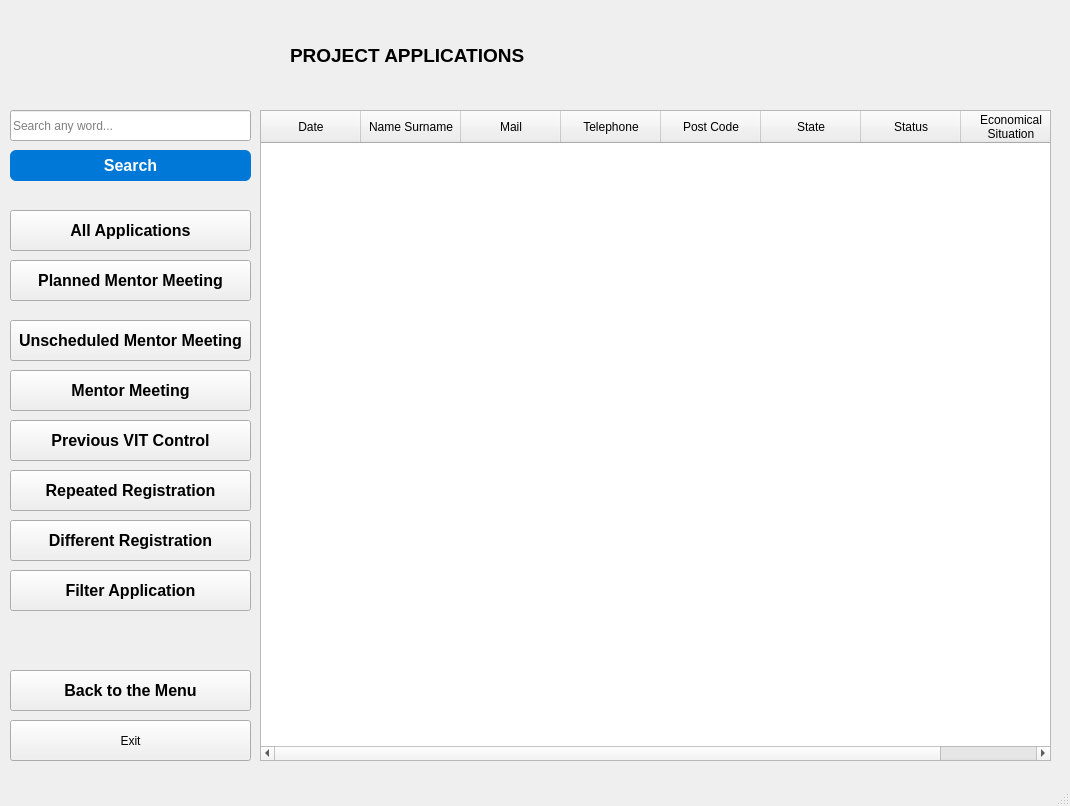
The window that Week_4/yunus/applications.ui (yunusdonmez-dev/VIT_projects) describes before a commit, drawn with Qt 5.
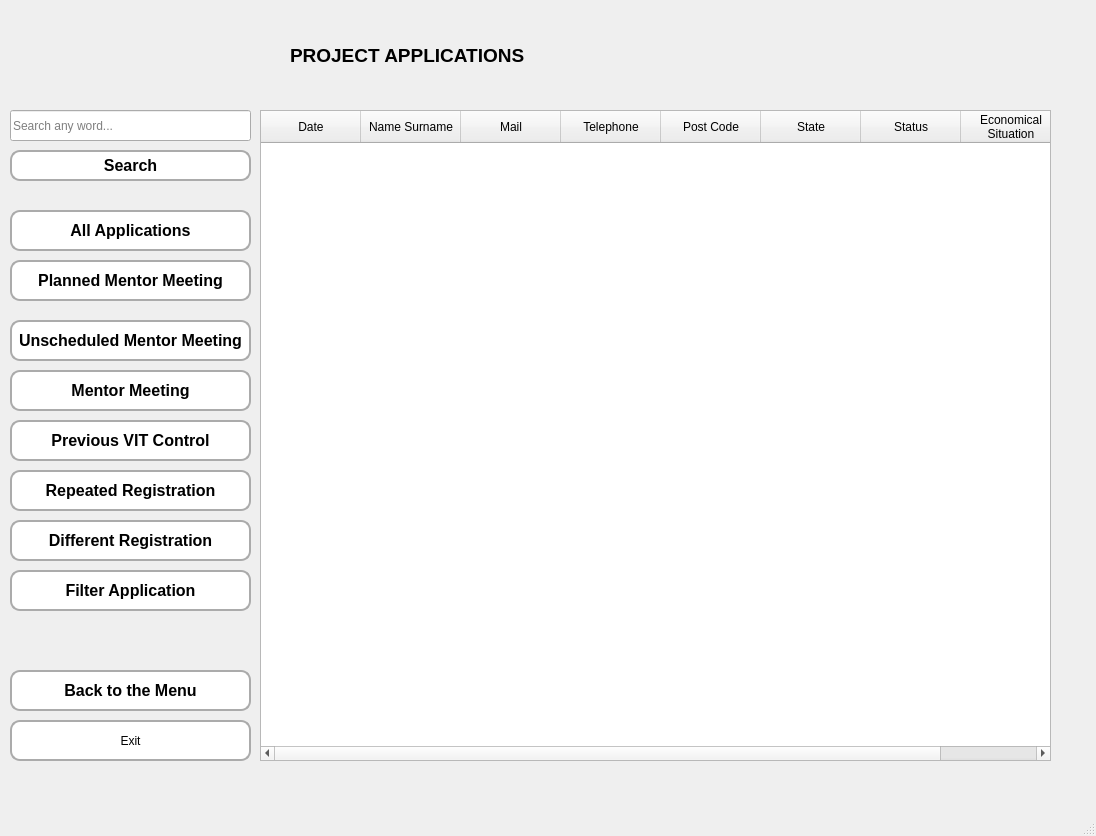
The same window after the commit. Icons and pictures are not drawn.

The edit to the form file:
```diff
--- a/Week_4/yunus/applications.ui
+++ b/Week_4/yunus/applications.ui
@@ -6,8 +6,8 @@
    <rect>
     <x>0</x>
     <y>0</y>
-    <width>1070</width>
-    <height>806</height>
+    <width>1096</width>
+    <height>836</height>
    </rect>
   </property>
   <property name="windowTitle">
@@ -48,6 +48,20 @@
       <bold>true</bold>
      </font>
     </property>
+    <property name="styleSheet">
+     <string notr="true">QPushButton{
+background-color: rgb(255, 255, 255);
+border-radius: 10px;
+border: 2px solid rgb(171, 171, 171);
+}
+QPushButton:hover {
+    background-color:rgb(255, 226, 229);
+}
+QPushButton:pressed {
+    background-color: rgb(218, 30, 60);
+	color: rgb(255, 255, 255)
+}</string>
+    </property>
     <property name="text">
      <string>Previous VIT Control</string>
     </property>
@@ -74,6 +88,20 @@
       <height>41</height>
      </rect>
     </property>
+    <property name="styleSheet">
+     <string notr="true">QPushButton{
+background-color: rgb(255, 255, 255);
+border-radius: 10px;
+border: 2px solid rgb(171, 171, 171);
+}
+QPushButton:hover {
+    background-color:rgb(255, 226, 229);
+}
+QPushButton:pressed {
+    background-color: rgb(218, 30, 60);
+	color: rgb(255, 255, 255)
+}</string>
+    </property>
     <property name="text">
      <string>Exit</string>
     </property>
@@ -112,6 +140,20 @@
       <bold>true</bold>
      </font>
     </property>
+    <property name="styleSheet">
+     <string notr="true">QPushButton{
+background-color: rgb(255, 255, 255);
+border-radius: 10px;
+border: 2px solid rgb(171, 171, 171);
+}
+QPushButton:hover {
+    background-color:rgb(255, 226, 229);
+}
+QPushButton:pressed {
+    background-color: rgb(218, 30, 60);
+	color: rgb(255, 255, 255)
+}</string>
+    </property>
     <property name="text">
      <string>Mentor Meeting</string>
     </property>
@@ -131,6 +173,20 @@
       <bold>true</bold>
      </font>
     </property>
+    <property name="styleSheet">
+     <string notr="true">QPushButton{
+background-color: rgb(255, 255, 255);
+border-radius: 10px;
+border: 2px solid rgb(171, 171, 171);
+}
+QPushButton:hover {
+    background-color:rgb(255, 226, 229);
+}
+QPushButton:pressed {
+    background-color: rgb(218, 30, 60);
+	color: rgb(255, 255, 255)
+}</string>
+    </property>
     <property name="text">
      <string>Repeated Registration</string>
     </property>
@@ -151,10 +207,10 @@
      </font>
     </property>
     <property name="styleSheet">
-     <string notr="true">QPushButton {
-    background-color: #0078D7;
-    color: white;
-    border-radius: 6px;
+     <string notr="true">QPushButton{
+background-color: rgb(255, 255, 255);
+border-radius: 10px;
+border: 2px solid rgb(171, 171, 171);
 }
 QPushButton:hover {
     background-color: #2894FF;
@@ -182,6 +238,20 @@
       <bold>true</bold>
      </font>
     </property>
+    <property name="styleSheet">
+     <string notr="true">QPushButton{
+background-color: rgb(255, 255, 255);
+border-radius: 10px;
+border: 2px solid rgb(171, 171, 171);
+}
+QPushButton:hover {
+    background-color:rgb(255, 226, 229);
+}
+QPushButton:pressed {
+    background-color: rgb(218, 30, 60);
+	color: rgb(255, 255, 255)
+}</string>
+    </property>
     <property name="text">
      <string>All Applications</string>
     </property>
@@ -201,6 +271,20 @@
       <bold>true</bold>
      </font>
     </property>
+    <property name="styleSheet">
+     <string notr="true">QPushButton{
+background-color: rgb(255, 255, 255);
+border-radius: 10px;
+border: 2px solid rgb(171, 171, 171);
+}
+QPushButton:hover {
+    background-color:rgb(255, 226, 229);
+}
+QPushButton:pressed {
+    background-color: rgb(218, 30, 60);
+	color: rgb(255, 255, 255)
+}</string>
+    </property>
     <property name="text">
      <string>Planned Mentor Meeting</string>
     </property>
@@ -220,6 +304,20 @@
       <bold>true</bold>
      </font>
     </property>
+    <property name="styleSheet">
+     <string notr="true">QPushButton{
+background-color: rgb(255, 255, 255);
+border-radius: 10px;
+border: 2px solid rgb(171, 171, 171);
+}
+QPushButton:hover {
+    background-color:rgb(255, 226, 229);
+}
+QPushButton:pressed {
+    background-color: rgb(218, 30, 60);
+	color: rgb(255, 255, 255)
+}</string>
+    </property>
     <property name="text">
      <string>Unscheduled Mentor Meeting</string>
     </property>
@@ -239,6 +337,20 @@
       <bold>true</bold>
      </font>
     </property>
+    <property name="styleSheet">
+     <string notr="true">QPushButton{
+background-color: rgb(255, 255, 255);
+border-radius: 10px;
+border: 2px solid rgb(171, 171, 171);
+}
+QPushButton:hover {
+    background-color:rgb(255, 226, 229);
+}
+QPushButton:pressed {
+    background-color: rgb(218, 30, 60);
+	color: rgb(255, 255, 255)
+}</string>
+    </property>
     <property name="text">
      <string>Different Registration</string>
     </property>
@@ -258,6 +370,20 @@
       <bold>true</bold>
      </font>
     </property>
+    <property name="styleSheet">
+     <string notr="true">QPushButton{
+background-color: rgb(255, 255, 255);
+border-radius: 10px;
+border: 2px solid rgb(171, 171, 171);
+}
+QPushButton:hover {
+    background-color:rgb(255, 226, 229);
+}
+QPushButton:pressed {
+    background-color: rgb(218, 30, 60);
+	color: rgb(255, 255, 255)
+}</string>
+    </property>
     <property name="text">
      <string>Filter Application</string>
     </property>
@@ -277,6 +403,20 @@
       <bold>true</bold>
      </font>
     </property>
+    <property name="styleSheet">
+     <string notr="true">QPushButton{
+background-color: rgb(255, 255, 255);
+border-radius: 10px;
+border: 2px solid rgb(171, 171, 171);
+}
+QPushButton:hover {
+    background-color:rgb(255, 226, 229);
+}
+QPushButton:pressed {
+    background-color: rgb(218, 30, 60);
+	color: rgb(255, 255, 255)
+}</string>
+    </property>
     <property name="text">
      <string>Back to the Menu</string>
     </property>
```
Left out of the diff: 7 changed lines with no effect on the pictures.
